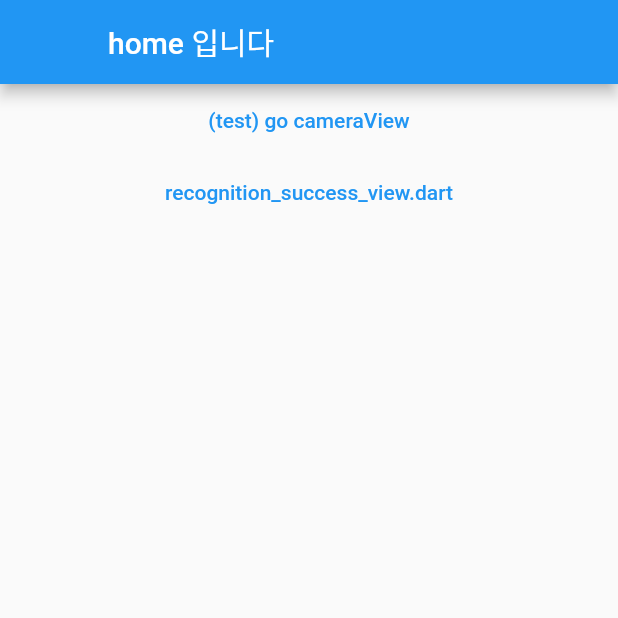
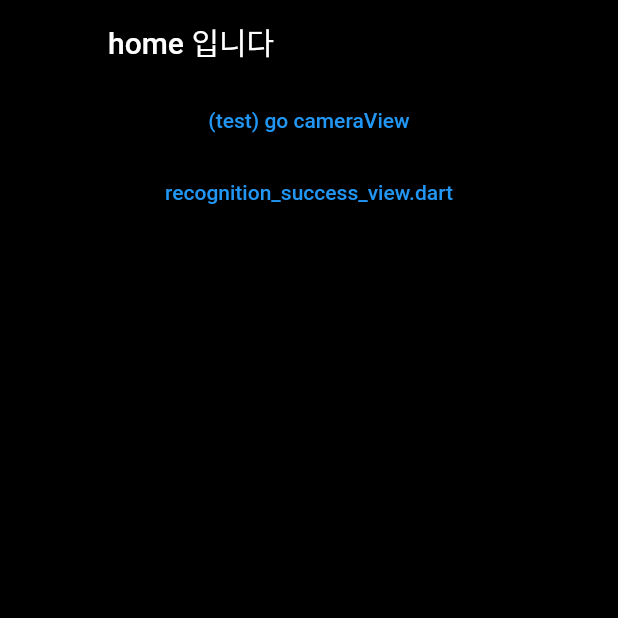
Before and after one commit to earning-rightly/whilabel, a Flutter app: the screen it shows after launch, on a phone screen of 412 x 824 dp, the top half of it. Run offline on Flutter 3.47's test engine with Material 2 defaults, Android fonts, the light colour scheme and no system bars.

Commit message:
[feature] Add whilabelThemData (#23)
* [feature] Add whilabelThemData

widget에서 사용될 color, textStyle 등을 앱에 전반적으로
동일하게 사용하기 위해서 만들었습니다.

<코드에 추가된 내용>
- 앱 배경색
- 앱bar 색
- 텍스트 스타일들

* [recfactory] change name to whilableTheme

<변동사항>
final whilableThemeData => final ThemeData whilableTheme# <타입> : <제목> 형식으로 작성하며 제목은 최대 50글자 정도로만 입력

---------

Co-authored-by: hihibara <joungminseong@Joungui-MacBookAir.local>

```diff
--- a/apps/mobiles/whilabel/lib/main.dart
+++ b/apps/mobiles/whilabel/lib/main.dart
@@ -1,17 +1,19 @@
 import 'package:flutter/material.dart';
 
 import 'package:whilabel/presentation/resources/routes_manager.dart';
+import 'package:whilabel/presentation/resources/themedata_manager.dart';
 
 void main() {
-  runApp(const mainApp());
+  runApp(const MainApp());
 }
 
-class mainApp extends StatelessWidget {
-  const mainApp({super.key});
+class MainApp extends StatelessWidget {
+  const MainApp({super.key});
 
   @override
   Widget build(BuildContext context) {
-    return const MaterialApp(
+    return MaterialApp(
+      theme: whilabelTheme,
       debugShowCheckedModeBanner: false,
       onGenerateRoute: RouteGenerator.getRoute,
       initialRoute: Routes.homeRoute,
--- /dev/null
+++ b/apps/mobiles/whilabel/lib/presentation/resources/themedata_manager.dart
@@ -0,0 +1,19 @@
+import 'package:flutter/material.dart';
+
+final ThemeData whilabelTheme = ThemeData(
+  scaffoldBackgroundColor: Colors.black,
+  appBarTheme: const AppBarTheme(backgroundColor: Colors.black),
+  bannerTheme: const MaterialBannerThemeData(backgroundColor: Colors.grey),
+  textTheme: const TextTheme(
+    bodyLarge:
+        TextStyle(fontSize: 36, fontWeight: FontWeight.bold, color: Colors.red),
+    bodyMedium: TextStyle(
+        fontSize: 18,
+        fontStyle: FontStyle.normal,
+        fontWeight: FontWeight.w400,
+        color: Colors.white),
+    bodySmall: TextStyle(fontSize: 14),
+    headlineMedium: TextStyle(
+        fontSize: 18, fontWeight: FontWeight.bold, color: Colors.white),
+  ),
+);
```
